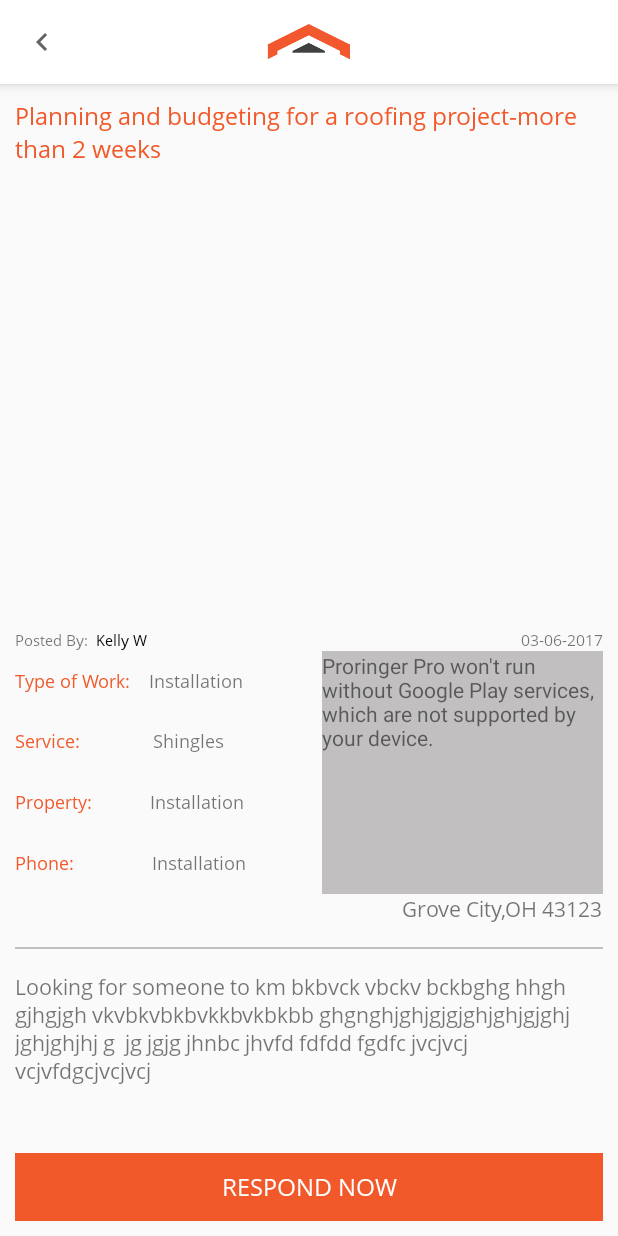
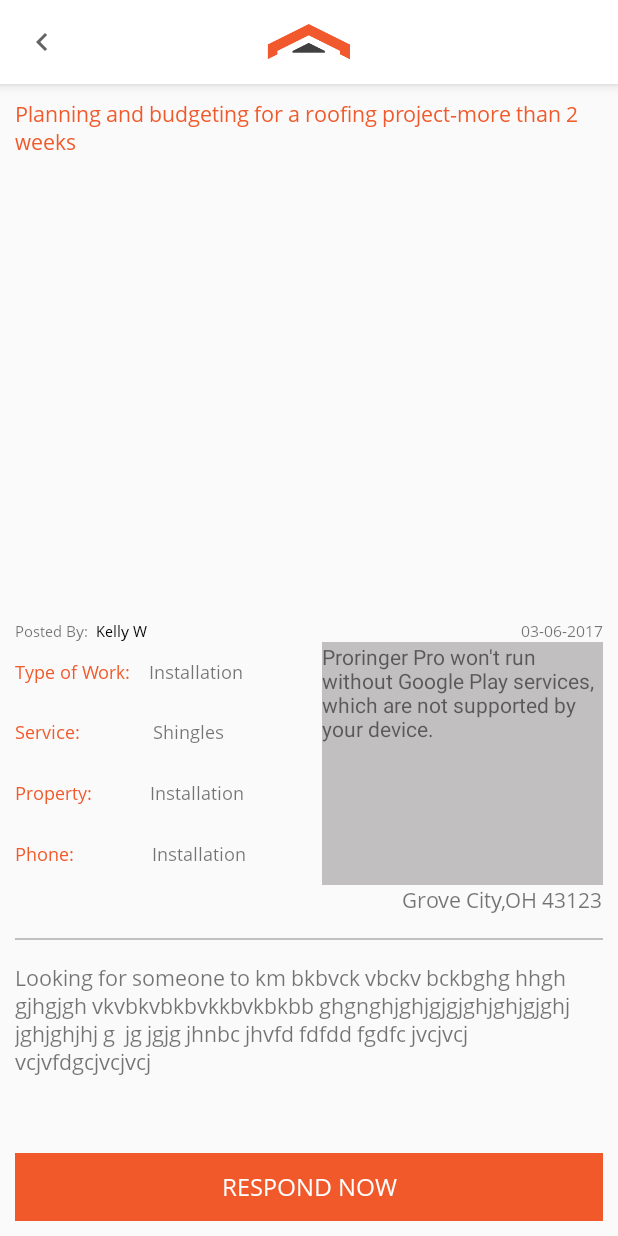
Before and after one commit to surajcse116/ProringerPro, an Android app: the MyProjectDetailsActivity screen opened directly, with no data from a screen before it, on a phone screen of 412 x 824 dp. Run offline under Robolectric (Android 15) with nearby library versions, the phone set to English and light mode, and no system bars; pictures from the network do not load; 1 statement that could not run was skipped.

Commit message:
suraj 11 jan

```diff
--- a/app/src/main/res/layout/activity_my_project_details.xml
+++ b/app/src/main/res/layout/activity_my_project_details.xml
@@ -56,7 +56,7 @@
                     android:layout_height="wrap_content"
                     android:text="Planning and budgeting for a roofing project-more than 2 weeks"
                     android:textColor="@color/colorAccent"
-                    android:textSize="16sp" />
+                    android:textSize="14sp" />
 
                 <RelativeLayout
                     android:id="@+id/RLImage"
```
Also changed, not shown: app/src/main/java/com/android/llc/proringer/pro/proringerpro/activities/MyProjectDetailsActivity.java (+7 -1 lines).
